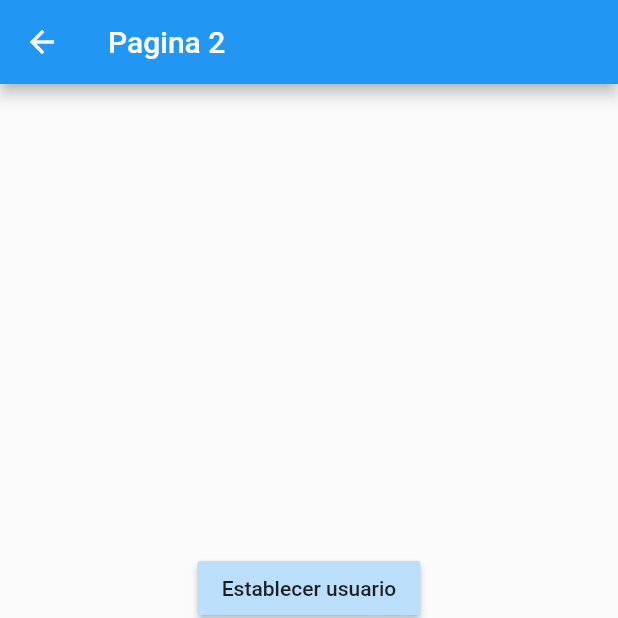
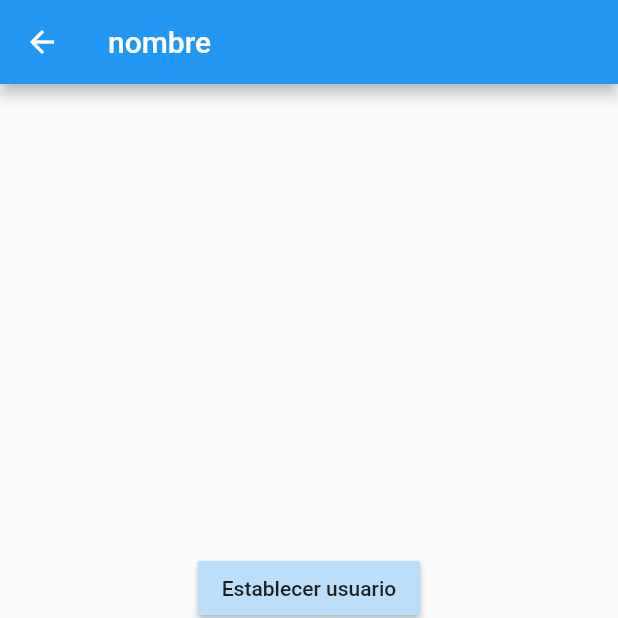
Before and after one commit to alexespinozaf/Flutter-types-state, a Flutter app: the SegundaPage screen opened by its route, after a tap on "Establecer usuario", on a phone screen of 412 x 824 dp, the top half of it. Run offline on Flutter 3.47's test engine with Material 2 defaults, Android fonts, the phone set to English and light mode, and no system bars.

Commit message:
Manejo de estado - Singleton

```diff
--- a/lib/models/usuario.dart
+++ b/lib/models/usuario.dart
@@ -2,5 +2,6 @@ class Usuario {
   String nombre;
   int edad;
   List<String> profesiones;
-  Usuario({this.nombre, this.edad, this.profesiones});
+  Usuario(
+      {required this.nombre, required this.edad, required this.profesiones});
 }
--- a/lib/pages/primera_page.dart
+++ b/lib/pages/primera_page.dart
@@ -1,3 +1,5 @@
+import 'package:estados/models/usuario.dart';
+import 'package:estados/services/usuario_service.dart';
 import 'package:flutter/material.dart';
 
 class PrimeraPage extends StatelessWidget {
@@ -7,7 +9,16 @@ class PrimeraPage extends StatelessWidget {
       appBar: AppBar(
         title: Text('Pagina 1'),
       ),
-      body: InformacionUsuario(),
+      body: StreamBuilder(
+        stream: usuarioService.usuarioStream,
+        builder: (BuildContext context, AsyncSnapshot snapshot) {
+          return snapshot.hasData
+              ? InformacionUsuario(usuarioService.usuario)
+              : Center(
+                  child: Text('No hay informacion del usuario'),
+                );
+        },
+      ),
       floatingActionButton: FloatingActionButton(
         onPressed: () => Navigator.pushNamed(context, 'pagina2'),
         child: Icon(Icons.ac_unit_sharp),
@@ -17,6 +28,9 @@ class PrimeraPage extends StatelessWidget {
 }
 
 class InformacionUsuario extends StatelessWidget {
+  final Usuario usuario;
+
+  const InformacionUsuario(this.usuario);
   @override
   Widget build(BuildContext context) {
     return Container(
@@ -32,10 +46,10 @@ class InformacionUsuario extends StatelessWidget {
           ),
           Divider(),
           ListTile(
-            title: Text('nombre:'),
+            title: Text('nombre: ${usuario.nombre}'),
           ),
           ListTile(
-            title: Text('edad:'),
+            title: Text('edad:${usuario.edad}'),
           ),
           Text(
             'Profesiones',
--- a/lib/pages/segunda_page.dart
+++ b/lib/pages/segunda_page.dart
@@ -1,3 +1,5 @@
+import 'package:estados/models/usuario.dart';
+import 'package:estados/services/usuario_service.dart';
 import 'package:flutter/material.dart';
 
 class SegundaPage extends StatelessWidget {
@@ -5,7 +7,14 @@ class SegundaPage extends StatelessWidget {
   Widget build(BuildContext context) {
     return Scaffold(
       appBar: AppBar(
-        title: Text('Pagina 2'),
+        title: StreamBuilder(
+          stream: usuarioService.usuarioStream,
+          builder: (BuildContext context, AsyncSnapshot snapshot) {
+            return snapshot.hasData
+                ? Text('${snapshot.data.nombre}')
+                : Text('Pagina 2');
+          },
+        ),
       ),
       body: Center(
           child: Column(
@@ -14,12 +23,20 @@ class SegundaPage extends StatelessWidget {
           MaterialButton(
             child: Text('Establecer usuario'),
             color: Colors.blue[100],
-            onPressed: () {},
+            onPressed: () {
+              final nuevoUsuario = new Usuario(
+                  nombre: 'nombre',
+                  edad: 12,
+                  profesiones: ['primera profecion']);
+              usuarioService.cargarUsuario(nuevoUsuario);
+            },
           ),
           MaterialButton(
             child: Text('Cambiar edad'),
             color: Colors.blue[100],
-            onPressed: () {},
+            onPressed: () {
+              usuarioService.cambiarEdad(22);
+            },
           ),
           MaterialButton(
             child: Text('Cambiar Profesion'),
--- /dev/null
+++ b/lib/services/usuario_service.dart
@@ -0,0 +1,31 @@
+import 'dart:async';
+
+import 'package:estados/models/usuario.dart';
+
+class _UsuarioService {
+  late Usuario _usuario;
+
+  StreamController<Usuario> _usuarioStreamController =
+      new StreamController<Usuario>.broadcast();
+
+  Usuario get usuario => this._usuario;
+  bool get existeUsuario => (this._usuario != null) ? true : false;
+
+  Stream<Usuario> get usuarioStream => _usuarioStreamController.stream;
+
+  void cargarUsuario(Usuario usuario) {
+    this._usuario = usuario;
+    this._usuarioStreamController.add(usuario);
+  }
+
+  void cambiarEdad(int edad) {
+    this._usuario.edad = edad;
+    this._usuarioStreamController.add(this._usuario);
+  }
+
+  dispose() {
+    this._usuarioStreamController.close();
+  }
+}
+
+final usuarioService = new _UsuarioService();
```
